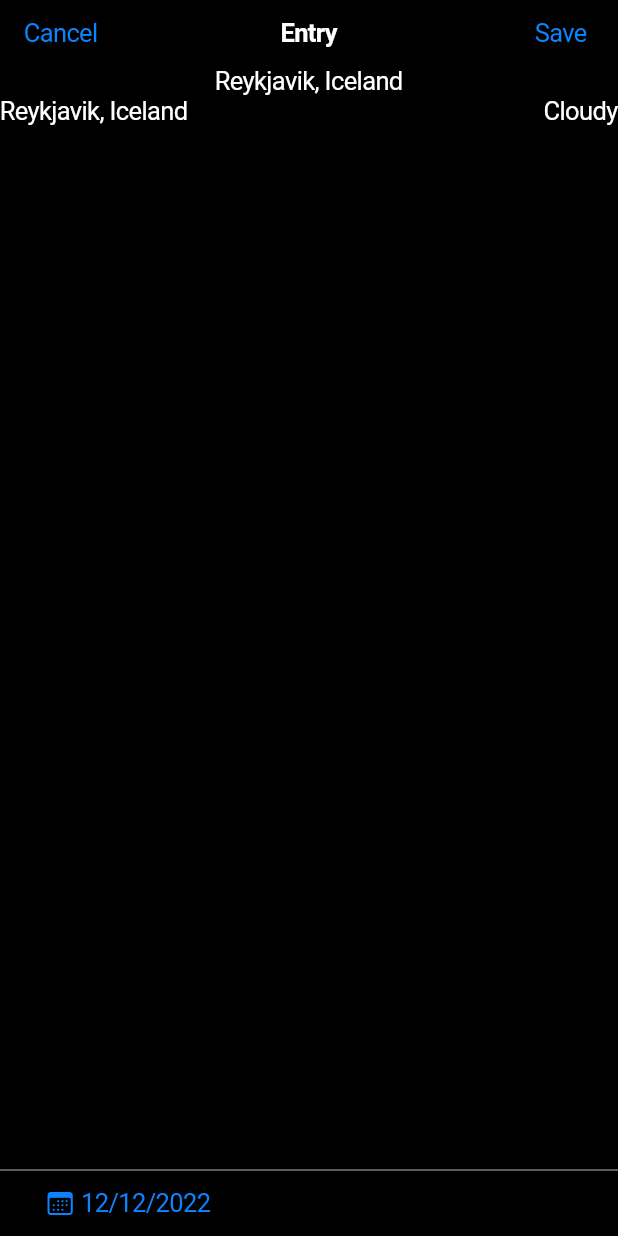
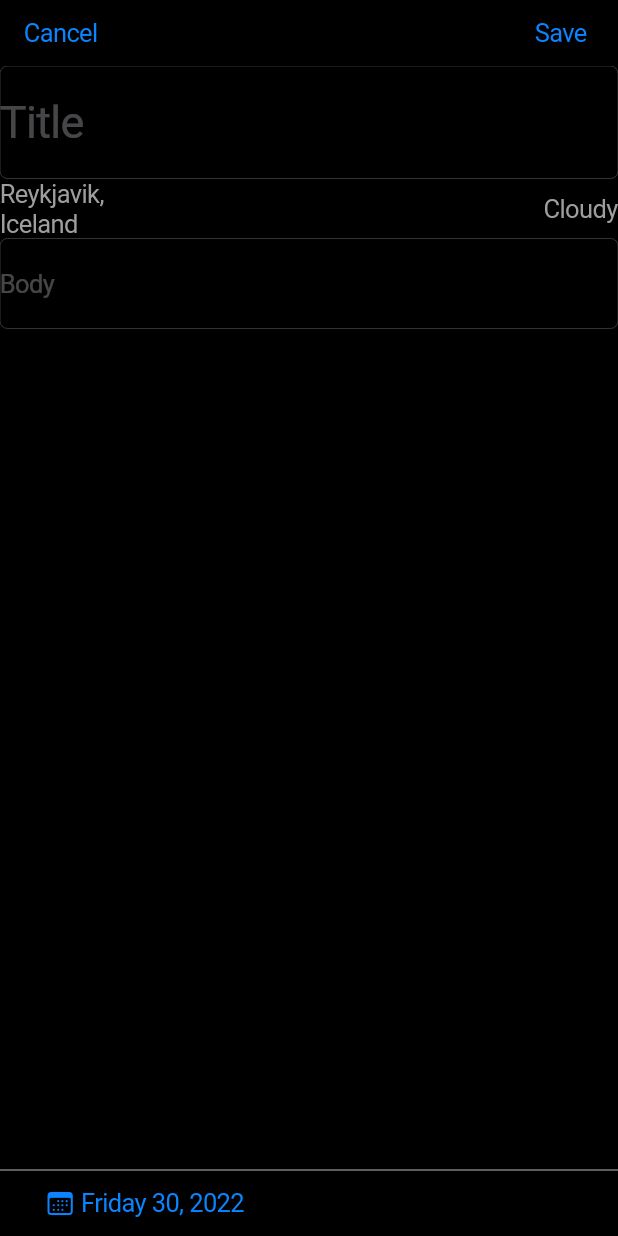
Before and after one commit to alanperezse/paper_rails, a Flutter app: the screen it shows after launch, after a tap on "FRI", on a phone screen of 412 x 824 dp. Run offline on Flutter 3.47's test engine with Material 2 defaults, Android fonts, the phone set to English and light mode, and no system bars; missing offline and left inert: cupertino_list_tile.

Commit message:
Yet again redesigned the entry page

```diff
--- a/lib/views/entry_screen.dart
+++ b/lib/views/entry_screen.dart
@@ -1,4 +1,5 @@
 import 'package:flutter/cupertino.dart';
+import 'package:flutter/material.dart';
 
 class EntryScreen extends StatefulWidget {
   const EntryScreen({Key? key}): super(key: key);
@@ -14,7 +15,7 @@ class _EntryScreen extends State<EntryScreen> {
       onWillPop: () async => true,
       child: CupertinoPageScaffold(
         navigationBar: CupertinoNavigationBar(
-          middle: const Text('Entry'),
+          backgroundColor: Colors.transparent,
           leading: CupertinoButton(
             padding: EdgeInsets.zero,
             child: const Text('Cancel'),
@@ -36,14 +37,35 @@ class _EntryScreen extends State<EntryScreen> {
               Expanded(
                 child: Column(
                   children: [
-                    Text('Reykjavik, Iceland'),
+                    const CupertinoTextField(
+                      placeholder: 'Title',
+                      padding: EdgeInsets.symmetric(vertical: 20),
+                      style: TextStyle(fontSize: 30),
+                    ),
                     Row(
-                      children: [
-                        Text('Reykjavik, Iceland'),
+                      children: const [
+                        Text(
+                          'Reykjavik,\nIceland',
+                          style: TextStyle(
+                            color: Colors.grey
+                          ),
+                        ),
                         Spacer(),
-                        Text('Cloudy'),
+                        Text(
+                          'Cloudy',
+                          style: TextStyle(
+                            color: Colors.grey
+                          ),
+                        ),
                       ],
                     ),
+                    CupertinoTextField(
+                        placeholder: 'Body',
+                        padding: const EdgeInsets.symmetric(vertical: 20),
+                        keyboardType: TextInputType.multiline,
+                        minLines: 1,
+                        maxLines: 8,
+                      ),
                   ],
                 )
               ),
@@ -62,11 +84,11 @@ class _EntryScreen extends State<EntryScreen> {
                         child: Row(
                           children: [
                             Icon(CupertinoIcons.calendar),
-                            Text(' 12/12/2022')
+                            Text(' Friday 30, 2022')
                           ],
                         ),
                         onPressed: () {},
-                      )
+                      ),
                     ],
                   ),
                 ),
--- a/lib/views/home_screen.dart
+++ b/lib/views/home_screen.dart
@@ -30,7 +30,7 @@ class HomeScreen extends StatelessWidget {
       trailing: Icon(
         CupertinoIcons.forward
       ),
-      title: Flexible(child: Text('Some very long string that would not fit in a line', overflow: TextOverflow.ellipsis)),
+      title: Row(children:[ Flexible(child: Text('Some very long string that would not fit in a line', overflow: TextOverflow.ellipsis))]),
       subtitle: const Text(
         '2:44PM • 3100 Sea Breeze • Cloudy',
         style: TextStyle(color: Colors.grey),
```
